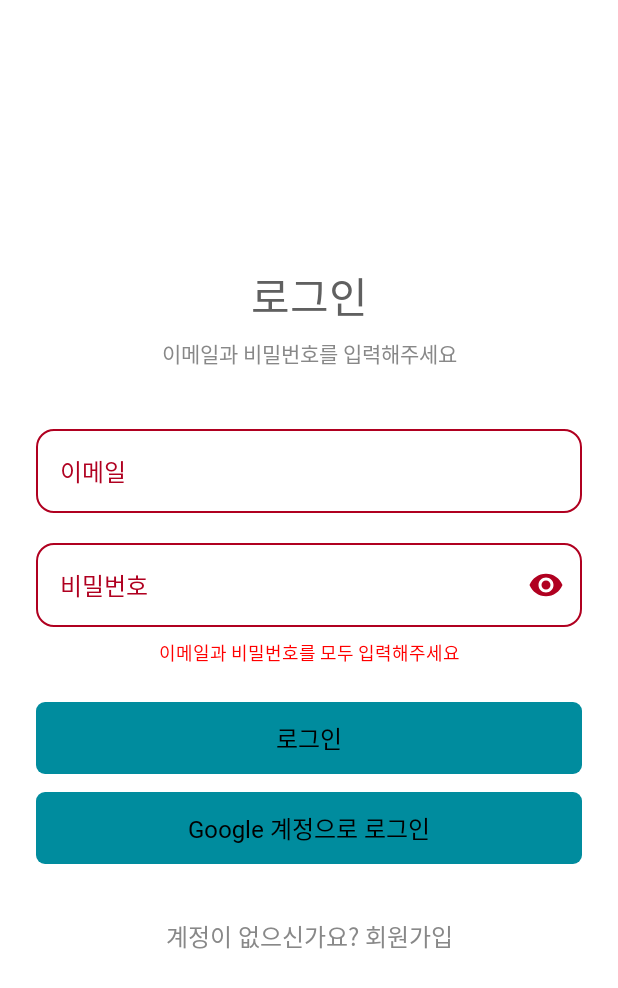
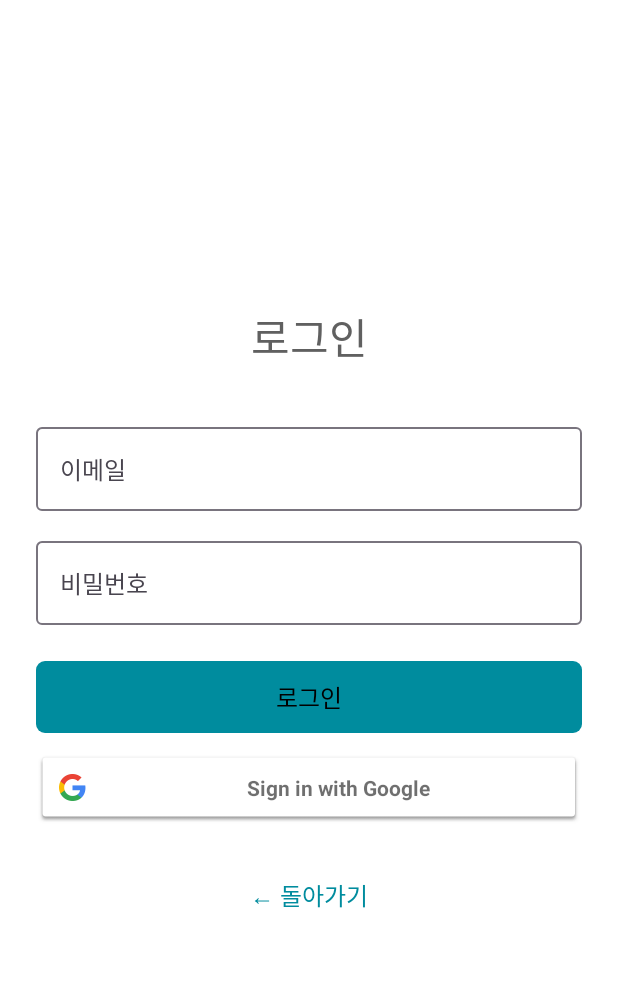
Before and after one commit to ysh020702/InterviewHelper, an Android app built with Jetpack Compose: the composable LoginScreen shown on its own in the app's theme, after a tap on "로그인", on a phone screen of 412 x 824 dp. Shown: the top 988 px of the screen. Run offline under Robolectric (Android 15) with nearby library versions, the phone set to English and light mode, and no system bars; our stand-ins replace Dagger/Hilt's generated code, Firebase (no records; nobody signed in at launch, a user with empty details on screens opened directly); Roboto replaces fonts that are not available here.

Commit message:
구글 로그인 로직 완성

```diff
--- a/app/src/main/AndroidManifest.xml
+++ b/app/src/main/AndroidManifest.xml
@@ -11,8 +11,12 @@
         android:label="@string/app_name"
         android:roundIcon="@mipmap/ic_launcher_round"
         android:supportsRtl="true"
+        android:usesCleartextTraffic="true"
         android:theme="@style/Theme.InterviewHelper"
         tools:targetApi="31">
+        <meta-data
+            android:name="com.google.android.gms.auth.api.phone.SMS_CODE_AUTO_VERIFICATION"
+            android:value="true" />
         <activity
             android:name=".presentation.activity.interview.InterviewActivity"
             android:exported="false"
--- a/app/src/main/java/com/haedal/interviewhelper/presentation/activity/auth/LoginScreen.kt
+++ b/app/src/main/java/com/haedal/interviewhelper/presentation/activity/auth/LoginScreen.kt
@@ -2,33 +2,38 @@ package com.haedal.interviewhelper.presentation.activity.auth
 
 import androidx.compose.runtime.Composable
 import androidx.compose.foundation.layout.*
-import androidx.compose.foundation.shape.RoundedCornerShape
-import androidx.compose.material3.Icon
-import androidx.compose.material3.IconButton
-import androidx.compose.material3.MaterialTheme
-import androidx.compose.material3.OutlinedTextField
-import androidx.compose.material3.Text
-import androidx.compose.material3.TextButton
+import androidx.compose.foundation.rememberScrollState
+import androidx.compose.foundation.text.KeyboardOptions
+import androidx.compose.foundation.verticalScroll
+import androidx.compose.material3.*
 import androidx.compose.runtime.getValue
 import androidx.compose.runtime.mutableStateOf
 import androidx.compose.runtime.remember
 import androidx.compose.runtime.setValue
-import androidx.compose.ui.*
 import androidx.compose.ui.Modifier
 import androidx.compose.ui.graphics.Color
-import androidx.compose.ui.text.font.FontWeight
+import androidx.compose.ui.platform.LocalContext
+import androidx.compose.ui.text.input.ImeAction
 import androidx.compose.ui.text.input.PasswordVisualTransformation
 import androidx.compose.ui.unit.dp
+import androidx.compose.foundation.layout.imePadding
+import androidx.compose.runtime.LaunchedEffect
+import androidx.compose.ui.Alignment
+import androidx.compose.ui.viewinterop.AndroidView
+import androidx.credentials.CredentialManager
+import androidx.credentials.GetCredentialRequest
+import androidx.credentials.GetCredentialResponse
+import androidx.credentials.exceptions.GetCredentialException
+import com.google.android.gms.common.SignInButton
+import com.google.android.libraries.identity.googleid.GetGoogleIdOption
+import com.google.android.libraries.identity.googleid.GoogleIdTokenCredential
+import com.google.firebase.auth.GoogleAuthProvider
+import com.haedal.interviewhelper.domain.helpfunction.WEB_CLIENT_ID
 import com.haedal.interviewhelper.presentation.theme.PrimaryButton
 import com.haedal.interviewhelper.presentation.viewmodel.UserViewModel
-import androidx.compose.foundation.layout.imePadding
-import androidx.compose.material.icons.Icons
-import androidx.compose.material.icons.filled.Visibility
-import androidx.compose.material.icons.filled.VisibilityOff
-import androidx.compose.ui.platform.LocalContext
-import androidx.compose.ui.text.input.VisualTransformation
-import androidx.compose.ui.text.style.TextAlign
-import androidx.compose.ui.unit.sp
+import kotlinx.coroutines.CoroutineScope
+import kotlinx.coroutines.Dispatchers
+import kotlinx.coroutines.launch
 
 @Composable
 fun LoginScreen(
@@ -39,126 +44,105 @@ fun LoginScreen(
     val context = LocalContext.current
     var email by remember { mutableStateOf("") }
     var password by remember { mutableStateOf("") }
-    var passwordVisible by remember { mutableStateOf(false) }
-    var emailError by remember { mutableStateOf(false) }
-    var passwordError by remember { mutableStateOf(false) }
 
     val loginResult = viewModel.loginResult
+    val credentialManager = remember { CredentialManager.create(context) }
 
     Column(
         modifier = Modifier
             .fillMaxSize()
-            .padding(horizontal = 24.dp)
-            .imePadding(), // 키보드 대응
+            .verticalScroll(rememberScrollState())
+            .padding(24.dp)
+            .imePadding(),
         verticalArrangement = Arrangement.Center,
         horizontalAlignment = Alignment.CenterHorizontally
     ) {
-        Text(
-            text = "로그인",
-            style = MaterialTheme.typography.headlineMedium.copy(
-                fontWeight = FontWeight.Bold
-            )
-        )
-
-        Spacer(modifier = Modifier.height(8.dp))
-
-        Text(
-            text = "이메일과 비밀번호를 입력해주세요",
-            style = MaterialTheme.typography.bodyMedium.copy(
-                color = Color.Gray,
-                fontSize = 14.sp
-            ),
-            textAlign = TextAlign.Center
-        )
+        Text("로그인", style = MaterialTheme.typography.headlineMedium)
 
         Spacer(modifier = Modifier.height(32.dp))
 
         OutlinedTextField(
             value = email,
-            onValueChange = {
-                email = it
-                emailError = false
-            },
+            onValueChange = { email = it },
             label = { Text("이메일") },
-            singleLine = true,
-            isError = emailError,
-            modifier = Modifier.fillMaxWidth(),
-            shape = RoundedCornerShape(12.dp)
+            modifier = Modifier.fillMaxWidth()
         )
 
         Spacer(modifier = Modifier.height(12.dp))
 
         OutlinedTextField(
             value = password,
-            onValueChange = {
-                password = it
-                passwordError = false
-            },
+            onValueChange = { password = it },
             label = { Text("비밀번호") },
-            singleLine = true,
-            isError = passwordError,
-            visualTransformation = if (passwordVisible) VisualTransformation.None else PasswordVisualTransformation(),
-            trailingIcon = {
-                val icon = if (passwordVisible) Icons.Default.VisibilityOff else Icons.Default.Visibility
-                IconButton(onClick = { passwordVisible = !passwordVisible }) {
-                    Icon(icon, contentDescription = "비밀번호 보기")
-                }
-            },
             modifier = Modifier.fillMaxWidth(),
-            shape = RoundedCornerShape(12.dp)
+            visualTransformation = PasswordVisualTransformation(),
+            keyboardOptions = KeyboardOptions.Default.copy(imeAction = ImeAction.Done)
         )
-
-        Spacer(modifier = Modifier.height(8.dp))
-
-        if (emailError || passwordError) {
-            Text(
-                text = "이메일과 비밀번호를 모두 입력해주세요",
-                color = Color.Red,
-                style = MaterialTheme.typography.bodySmall
-            )
-        }
-
-        loginResult?.exceptionOrNull()?.let {
-            Spacer(modifier = Modifier.height(4.dp))
-            Text(
-                text = "로그인 실패: ${it.message}",
-                color = Color.Red,
-                style = MaterialTheme.typography.bodySmall
-            )
-        }
 
         Spacer(modifier = Modifier.height(24.dp))
 
         PrimaryButton(
             text = "로그인",
             onClick = {
-                if (email.isBlank()) emailError = true
-                if (password.isBlank()) passwordError = true
-                if (email.isNotBlank() && password.isNotBlank()) {
-                    viewModel.login(email, password)
-                }
+                viewModel.login(email, password)
             },
             modifier = Modifier.fillMaxWidth()
         )
 
         Spacer(modifier = Modifier.height(12.dp))
 
-       PrimaryButton(
-            text = "Google 계정으로 로그인",
-            onClick = { /* TODO: Google 로그인 연동 */ },
-            modifier = Modifier.fillMaxWidth()
+        AndroidView(
+            factory = { ctx ->
+                SignInButton(ctx).apply {
+                    setSize(SignInButton.SIZE_WIDE)
+                    setOnClickListener {
+                        CoroutineScope(Dispatchers.IO).launch {
+                            val googleIdOption = GetGoogleIdOption.Builder()
+                                .setServerClientId(WEB_CLIENT_ID)
+                                .setFilterByAuthorizedAccounts(true) // 기존 계정으로 로그인
+                                .build()
+
+                            val request = GetCredentialRequest.Builder()
+                                .addCredentialOption(googleIdOption)
+                                .build()
+
+                            try {
+                                val result = credentialManager.getCredential(context, request)
+                                val credential = result.credential as GoogleIdTokenCredential
+                                val idToken = credential.idToken
+
+                                if (idToken.isNotEmpty()) {
+                                    val firebaseCredential = GoogleAuthProvider.getCredential(idToken, null)
+                                    viewModel.signInWithGoogleCredential(firebaseCredential, onSuccess)
+                                }
+                            } catch (e: GetCredentialException) {
+                                e.printStackTrace()
+                            }
+                        }
+                    }
+                }
+            },
+            modifier = Modifier
+                .fillMaxWidth()
+                .height(48.dp)
         )
 
         Spacer(modifier = Modifier.height(24.dp))
 
-        TextButton(onClick = onBack) {
-            Text("계정이 없으신가요? 회원가입", color = Color.Gray)
+        val success = loginResult?.isSuccess == true
+        var alreadyHandled by remember { mutableStateOf(false) }
+
+        LaunchedEffect(success) {
+            if (success && !alreadyHandled) {
+                alreadyHandled = true
+                viewModel.clearResults()
+                onSuccess(context)  // context를 매개변수로 넘김
+            }
         }
 
-        // 로그인 성공 처리
-        loginResult?.getOrNull()?.let {
-            viewModel.clearResults()
-            onSuccess()
+
+        TextButton(onClick = onBack) {
+            Text("← 돌아가기")
         }
     }
 }
--- a/app/src/main/java/com/haedal/interviewhelper/presentation/viewmodel/UserViewModel.kt
+++ b/app/src/main/java/com/haedal/interviewhelper/presentation/viewmodel/UserViewModel.kt
@@ -4,6 +4,7 @@ import androidx.compose.runtime.getValue
 import androidx.compose.runtime.mutableStateOf
 import androidx.compose.runtime.setValue
 import androidx.lifecycle.ViewModel
+import com.google.firebase.auth.AuthCredential
 import com.google.firebase.auth.FirebaseAuth
 import com.google.firebase.database.FirebaseDatabase
 import com.haedal.interviewhelper.domain.model.UserData
@@ -12,18 +13,18 @@ import kotlinx.coroutines.tasks.await
 import javax.inject.Inject
 
 @HiltViewModel
-class UserViewModel @Inject constructor(
-    private val auth: FirebaseAuth,
-    private val database: FirebaseDatabase
+open class UserViewModel @Inject constructor(
+    private val fbAuth: FirebaseAuth,
+    private val fbDb: FirebaseDatabase
 ) : ViewModel() {
-
-    private val usersRef = database.getReference("users")
 
     var loginResult by mutableStateOf<Result<Unit>?>(null)
     var signUpResult by mutableStateOf<Result<Unit>?>(null)
 
+    private val dbRef = fbDb.getReference("users")
+
     fun login(email: String, password: String) {
-        auth.signInWithEmailAndPassword(email, password)
+        fbAuth.signInWithEmailAndPassword(email, password)
             .addOnCompleteListener { task ->
                 loginResult = if (task.isSuccessful) Result.success(Unit)
                 else Result.failure(task.exception ?: Exception("로그인 실패"))
@@ -31,11 +32,11 @@ class UserViewModel @Inject constructor(
     }
 
     fun signUp(email: String, password: String, name: String) {
-        auth.createUserWithEmailAndPassword(email, password)
+        fbAuth.createUserWithEmailAndPassword(email, password)
             .addOnSuccessListener { result ->
                 val uid = result.user?.uid ?: return@addOnSuccessListener
                 val user = UserData(email = email, name = name)
-                usersRef.child(uid).setValue(user)
+                dbRef.child(uid).setValue(user)
                 signUpResult = Result.success(Unit)
             }
             .addOnFailureListener {
@@ -43,9 +44,38 @@ class UserViewModel @Inject constructor(
             }
     }
 
+    fun signInWithGoogleCredential(credential: AuthCredential, onSuccess: () -> Unit) {
+        fbAuth.signInWithCredential(credential)
+            .addOnSuccessListener {
+                loginResult = Result.success(Unit)
+            }
+            .addOnFailureListener {
+                loginResult = Result.failure(it)
+            }
+    }
+
+    fun signUpWithGoogleCredential(credential: AuthCredential, name: String, email: String, onSuccess: () -> Unit) {
+        fbAuth.signInWithCredential(credential)
+            .addOnSuccessListener { result ->
+                val uid = result.user?.uid ?: return@addOnSuccessListener
+                val user = UserData(email = email, name = name)
+                dbRef.child(uid).setValue(user)
+                signUpResult = Result.success(Unit)
+            }
+            .addOnFailureListener {
+                signUpResult = Result.failure(it)
+            }
+    }
+
+    suspend fun loadUserName(): String {
+        val uid = fbAuth.currentUser?.uid ?: return "사용자"
+        val snapshot = dbRef.child(uid).child("name").get().await()
+        return snapshot.getValue(String::class.java) ?: "사용자"
+    }
+
     suspend fun loadUserFeedbacks(): List<Pair<String, String>> {
-        val uid = auth.currentUser?.uid ?: return emptyList()
-        val snapshot = usersRef.child(uid).child("feedbacks").get().await()
+        val uid = fbAuth.currentUser?.uid ?: return emptyList()
+        val snapshot = dbRef.child(uid).child("feedbacks").get().await()
 
         return snapshot.children.mapNotNull { snap ->
             val question = snap.child("question").getValue(String::class.java)
@@ -54,6 +84,12 @@ class UserViewModel @Inject constructor(
         }
     }
 
+    var isLoggedIn by mutableStateOf(false)
+        private set
+    fun checkLoginStatus() {
+        isLoggedIn = FirebaseAuth.getInstance().currentUser != null
+    }
+
     fun clearResults() {
         loginResult = null
         signUpResult = null
```
Also changed, not shown: app/build.gradle.kts (+8 -3 lines), app/src/main/java/com/haedal/interviewhelper/domain/helpfunction/HelpFunction.kt (+18 -0 lines), app/src/main/java/com/haedal/interviewhelper/presentation/activity/auth/AuthNavHost.kt (+2 -9 lines), app/src/main/java/com/haedal/interviewhelper/presentation/activity/auth/SignUpScreen.kt (+89 -18 lines), app/src/main/java/com/haedal/interviewhelper/presentation/activity/home/HomeActivity.kt (+27 -22 lines), app/src/main/java/com/haedal/interviewhelper/presentation/activity/onboarding/OnboardingActivity.kt (+17 -17 lines).
